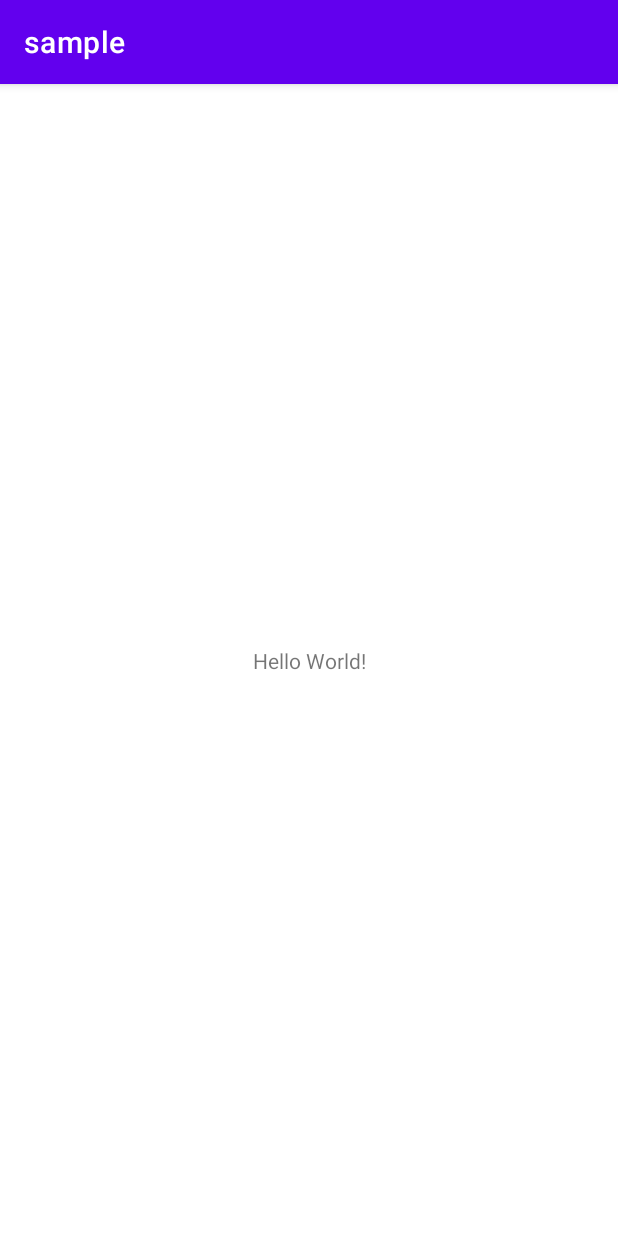
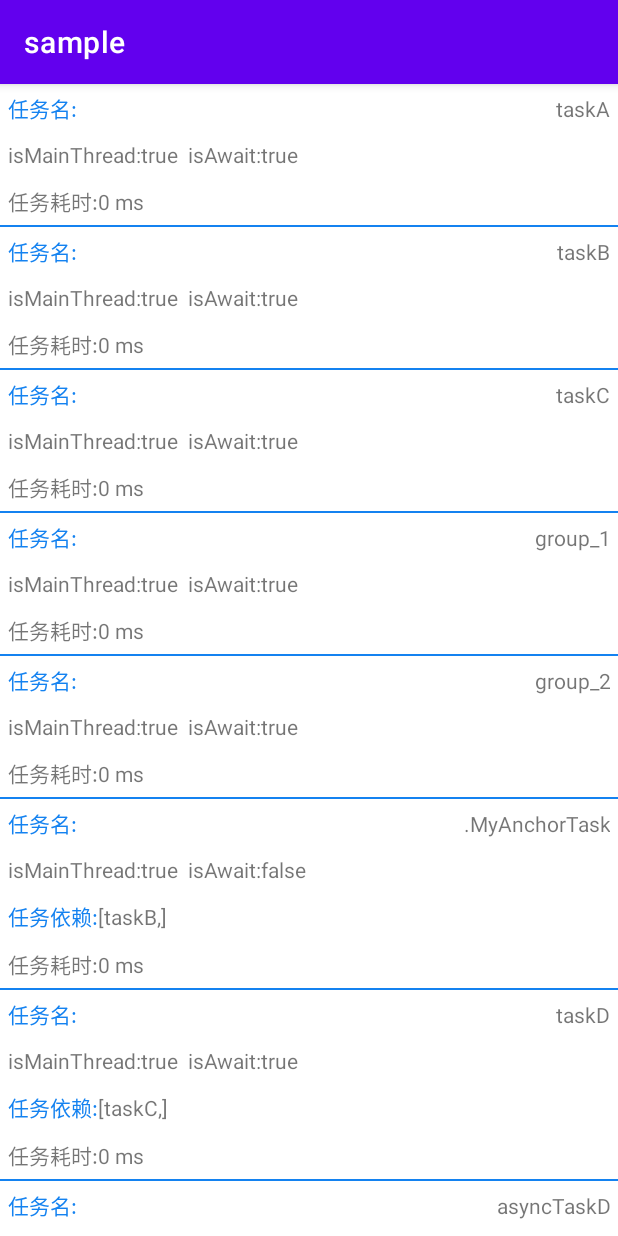
Before and after one commit to Leifzhang/AndroidStartup, an Android app: the screen it shows after launch (MainActivity before the commit, StartupDagActivity after it), on a phone screen of 412 x 824 dp. Run offline under Robolectric (Android 15) with nearby library versions, the phone set to English and light mode, and no system bars; 1 statement that could not run was skipped.

Commit message:
[feat] 增加ui渲染能力

```diff
--- a/build.gradle.kts
+++ b/build.gradle.kts
@@ -8,7 +8,7 @@ buildscript {
     }
     dependencies {
         classpath("com.android.tools.build:gradle:7.0.3")
-        classpath("org.jetbrains.kotlin:kotlin-gradle-plugin:1.6.0-RC2")
+        classpath("org.jetbrains.kotlin:kotlin-gradle-plugin:1.5.30")
         // NOTE: Do not place your application dependencies here; they belong
         // in the individual module build.gradle files
     }
--- a/sample/src/main/kotlin/com/kronos/android/startup/sample/SampleApplication.kt
+++ b/sample/src/main/kotlin/com/kronos/android/startup/sample/SampleApplication.kt
@@ -3,6 +3,7 @@ package com.kronos.android.startup.sample
 import android.app.Application
 import com.kronos.android.startup.sample.task.create
 import com.kronos.lib.startup.StartupConfig
+import com.kronos.startup.dag.startupDagActivity
 
 /**
  *
@@ -14,6 +15,9 @@ class SampleApplication : Application() {
     override fun onCreate() {
         super.onCreate()
         StartupConfig.debugMode = true
+        StartupConfig.onStartupFinishedListener = {
+            startupDagActivity(this)
+        }
         create()
     }
 }
--- a/startup-dag-view/build.gradle
+++ b/startup-dag-view/build.gradle
@@ -22,6 +22,10 @@ android {
             proguardFiles getDefaultProguardFile('proguard-android-optimize.txt'), 'proguard-rules.pro'
         }
     }
+    compileOptions {
+        sourceCompatibility JavaVersion.VERSION_11
+        targetCompatibility JavaVersion.VERSION_11
+    }
     kotlinOptions {
         jvmTarget = '1.8'
     }
--- /dev/null
+++ b/startup-dag-view/src/main/java/com/kronos/startup/dag/DividerItemDecoration.kt
@@ -0,0 +1,159 @@
+package com.kronos.startup.dag
+
+import android.graphics.Canvas
+import android.graphics.Rect
+import android.graphics.drawable.ColorDrawable
+import android.graphics.drawable.Drawable
+import android.view.View
+import android.widget.LinearLayout
+import androidx.annotation.ColorInt
+import androidx.recyclerview.widget.RecyclerView
+import kotlin.math.roundToInt
+
+/**
+ * @Author LiABao
+ * @Since 2021/1/14
+ */
+class DividerItemDecoration @JvmOverloads constructor(orientation: Int = LinearLayout.VERTICAL) : RecyclerView.ItemDecoration() {
+    /**
+     * @return the [Drawable] for this divider.
+     */
+    var drawable: Drawable? = null
+        private set
+    private var isHiddenBottom = true
+
+    fun setHiddenBottom(hiddenBottom: Boolean) {
+        isHiddenBottom = hiddenBottom
+    }
+
+    /**
+     * Current orientation. Either [.HORIZONTAL] or [.VERTICAL].
+     */
+    private var mOrientation = 0
+    private val mBounds = Rect()
+    private var mDividerHeight = 1
+
+    /**
+     * Sets the orientation for this divider. This should be called if
+     * [RecyclerView.LayoutManager] changes orientation.
+     *
+     * @param orientation [.HORIZONTAL] or [.VERTICAL]
+     */
+    fun setOrientation(orientation: Int) {
+        require(!(orientation != HORIZONTAL && orientation != VERTICAL)) { "Invalid orientation. It should be either HORIZONTAL or VERTICAL" }
+        mOrientation = orientation
+    }
+
+    /**
+     * Sets the [Drawable] for this divider.
+     *
+     * @param drawable Drawable that should be used as a divider.
+     */
+    fun setDrawable(drawable: Drawable) {
+        requireNotNull(drawable) { "Drawable cannot be null." }
+        this.drawable = drawable
+    }
+
+    fun setColorDrawable(@ColorInt color: Int, height: Int) {
+        drawable = ColorDrawable(color)
+        drawable?.setBounds(0, 0, 0, height)
+        mDividerHeight = height
+    }
+
+    override fun onDraw(c: Canvas, parent: RecyclerView, state: RecyclerView.State) {
+        if (parent.layoutManager == null || drawable == null) {
+            return
+        }
+        if (mOrientation == VERTICAL) {
+            drawVertical(c, parent, state)
+        } else {
+            drawHorizontal(c, parent, state)
+        }
+    }
+
+    private fun drawVertical(canvas: Canvas, parent: RecyclerView, state: RecyclerView.State) {
+        canvas.save()
+        val left: Int
+        val right: Int
+        if (parent.clipToPadding) {
+            left = parent.paddingLeft
+            right = parent.width - parent.paddingRight
+            canvas.clipRect(left, parent.paddingTop, right,
+                    parent.height - parent.paddingBottom)
+        } else {
+            left = 0
+            right = parent.width
+        }
+        val childCount = parent.childCount
+        val lastPosition = state.itemCount - 1
+        for (i in 0 until childCount) {
+            val child = parent.getChildAt(i)
+            val childRealPosition = parent.getChildAdapterPosition(child)
+            if (childRealPosition < lastPosition || !isHiddenBottom) {
+                parent.getDecoratedBoundsWithMargins(child, mBounds)
+                val bottom = mBounds.bottom + child.translationY.roundToInt()
+                val top = bottom - mDividerHeight
+                drawable?.setBounds(left, top, right, bottom)
+                drawable?.draw(canvas)
+            }
+        }
+        canvas.restore()
+    }
+
+    private fun drawHorizontal(canvas: Canvas, parent: RecyclerView, state: RecyclerView.State) {
+        canvas.save()
+        val top: Int
+        val bottom: Int
+        if (parent.clipToPadding) {
+            top = parent.paddingTop
+            bottom = parent.height - parent.paddingBottom
+            canvas.clipRect(parent.paddingLeft, top,
+                    parent.width - parent.paddingRight, bottom)
+        } else {
+            top = 0
+            bottom = parent.height
+        }
+        val childCount = parent.childCount
+        val lastPosition = state.itemCount - 1
+        for (i in 0 until childCount) {
+            val child = parent.getChildAt(i)
+            val childRealPosition = parent.getChildAdapterPosition(child)
+            if (childRealPosition < lastPosition || !isHiddenBottom) {
+                parent.layoutManager?.getDecoratedBoundsWithMargins(child, mBounds)
+                val right = mBounds.right + child.translationX.roundToInt()
+                val left = right - mDividerHeight
+                drawable?.setBounds(left, top, right, bottom)
+                drawable?.draw(canvas)
+            }
+        }
+        canvas.restore()
+    }
+
+    override fun getItemOffsets(outRect: Rect, view: View, parent: RecyclerView,
+                                state: RecyclerView.State) {
+        if (drawable == null) {
+            outRect[0, 0, 0] = 0
+            return
+        }
+        if (mOrientation == VERTICAL) {
+            outRect[0, 0, 0] = mDividerHeight
+        } else {
+            outRect[0, 0, mDividerHeight] = 0
+        }
+    }
+
+    companion object {
+        const val HORIZONTAL = LinearLayout.HORIZONTAL
+        const val VERTICAL = LinearLayout.VERTICAL
+    }
+
+    /**
+     * Creates a divider [RecyclerView.ItemDecoration] that can be used with a
+     * [LinearLayoutManager].
+     *
+     * @param orientation Divider orientation. Should be [.HORIZONTAL] or [.VERTICAL].
+     */
+    init {
+        setOrientation(orientation)
+    }
+}
--- a/startup-dag-view/src/main/java/com/kronos/startup/dag/StartupDagActivity.kt
+++ b/startup-dag-view/src/main/java/com/kronos/startup/dag/StartupDagActivity.kt
@@ -3,9 +3,14 @@ package com.kronos.startup.dag
 import android.app.Activity
 import android.content.Context
 import android.content.Intent
+import android.graphics.Color
 import android.os.Bundle
 import androidx.appcompat.app.AppCompatActivity
+import androidx.recyclerview.widget.LinearLayoutManager
+import androidx.recyclerview.widget.RecyclerView
 import com.kronos.lib.startup.data.StartupTaskData
+import com.kronos.startup.dag.adapter.DagViewAdapter
+import com.kronos.startup.dag.utils.dpToPx
 
 /**
  *
@@ -17,7 +22,14 @@ class StartupDagActivity : AppCompatActivity(R.layout.startup_activity_dag) {
 
     override fun onCreate(savedInstanceState: Bundle?) {
         super.onCreate(savedInstanceState)
-        val data = intent.getParcelableArrayListExtra<StartupTaskData>(STARTUP_DATA)
+        val data =
+            intent.getParcelableArrayListExtra(STARTUP_DATA) ?: mutableListOf<StartupTaskData>()
+        val recyclerView = findViewById<RecyclerView>(R.id.recyclerView)
+        recyclerView.layoutManager = LinearLayoutManager(this)
+        recyclerView.adapter = DagViewAdapter(data)
+        recyclerView.addItemDecoration(DividerItemDecoration().apply {
+            setColorDrawable(Color.parseColor("#1482f0"), 1.dpToPx())
+        })
     }
 }
 
--- /dev/null
+++ b/startup-dag-view/src/main/java/com/kronos/startup/dag/adapter/DagViewAdapter.kt
@@ -0,0 +1,75 @@
+package com.kronos.startup.dag.adapter
+
+import android.view.LayoutInflater
+import android.view.View
+import android.view.ViewGroup
+import android.widget.LinearLayout
+import android.widget.TextView
+import androidx.recyclerview.widget.RecyclerView
+import com.kronos.lib.startup.data.StartupTaskData
+import com.kronos.startup.dag.R
+import com.kronos.startup.dag.utils.gone
+import com.kronos.startup.dag.utils.visible
+
+/**
+ *
+ *  @Author LiABao
+ *  @Since 2021/11/29
+ *
+ */
+class DagViewAdapter(private val list: MutableList<StartupTaskData>) :
+    RecyclerView.Adapter<DagViewHolder>() {
+    override fun onCreateViewHolder(parent: ViewGroup, viewType: Int): DagViewHolder {
+        return DagViewHolder(
+            LayoutInflater.from(parent.context)
+                .inflate(R.layout.startup_recycler_view_dag, parent, false)
+        )
+    }
+
+    override fun onBindViewHolder(holder: DagViewHolder, position: Int) {
+        holder.bindView(list[position])
+    }
+
+    override fun getItemCount(): Int {
+        return list.size
+    }
+}
+
+class DagViewHolder(view: View) : RecyclerView.ViewHolder(view) {
+
+    private val taskNameTv: TextView = view.findViewById(R.id.taskNameTv)
+    private val messageTv: TextView = view.findViewById(R.id.messageTv)
+    private val dependenciesTv: TextView = view.findViewById(R.id.dependenciesTv)
+    private val durationTv: TextView = view.findViewById(R.id.durationTv)
+    private val dependenciesLayout: LinearLayout = view.findViewById(R.id.dependenciesLayout)
+
+    fun bindView(data: StartupTaskData) {
+        taskNameTv.text = data.taskName?.getSimpleTaskName()
+        messageTv.text = data.message
+        if (data.dependencies.isNotEmpty()) {
+            dependenciesLayout.visible()
+            val stringBuilder = StringBuilder()
+            stringBuilder.append("[")
+            data.dependencies.forEach {
+                stringBuilder.append(it.getSimpleTaskName()).append(",")
+            }
+            stringBuilder.append("]")
+            dependenciesTv.text = stringBuilder.toString()
+        } else {
+            dependenciesLayout.gone()
+        }
+        durationTv.text = getDurationText(data.duration)
+    }
+
+    private fun getDurationText(duration: Long): String {
+        return "任务耗时:${duration} ms"
+    }
+
+    private fun String.getSimpleTaskName(): String {
+        val lastIndex = lastIndexOf(".")
+        if (lastIndex == -1) {
+            return this
+        }
+        return substring(lastIndex)
+    }
+}
--- /dev/null
+++ b/startup-dag-view/src/main/res/layout/startup_recycler_view_dag.xml
@@ -0,0 +1,64 @@
+<?xml version="1.0" encoding="utf-8"?>
+<LinearLayout xmlns:android="http://schemas.android.com/apk/res/android"
+    xmlns:tools="http://schemas.android.com/tools"
+    android:layout_width="match_parent"
+    android:layout_height="wrap_content"
+    android:orientation="vertical">
+
+    <LinearLayout
+        android:layout_width="match_parent"
+        android:layout_height="wrap_content"
+        android:orientation="horizontal"
+        android:padding="5dp">
+
+        <TextView
+            android:layout_width="wrap_content"
+            android:layout_height="wrap_content"
+            android:text="任务名:"
+            android:textColor="#1482f0" />
+
+        <TextView
+            android:id="@+id/taskNameTv"
+            android:layout_width="match_parent"
+            android:layout_height="wrap_content"
+            android:layout_marginLeft="10dp"
+            android:gravity="right"
+            tools:text="12345" />
+    </LinearLayout>
+
+
+    <TextView
+        android:id="@+id/messageTv"
+        android:layout_width="match_parent"
+        android:layout_height="wrap_content"
+        android:padding="5dp"
+        tools:text="12345" />
+
+    <LinearLayout
+        android:id="@+id/dependenciesLayout"
+        android:layout_width="match_parent"
+        android:layout_height="wrap_content"
+        android:orientation="horizontal"
+        android:padding="5dp">
+
+        <TextView
+            android:layout_width="wrap_content"
+            android:layout_height="wrap_content"
+            android:text="任务依赖:"
+            android:textColor="#1482f0" />
+
+        <TextView
+            android:id="@+id/dependenciesTv"
+            android:layout_width="match_parent"
+            android:layout_height="wrap_content"
+            tools:text="12345" />
+    </LinearLayout>
+
+    <TextView
+        android:id="@+id/durationTv"
+        android:layout_width="match_parent"
+        android:layout_height="wrap_content"
+        android:padding="5dp"
+        tools:text="12345" />
+
+</LinearLayout>
--- a/startup/src/main/java/com/kronos/lib/startup/StartupTaskManager.kt
+++ b/startup/src/main/java/com/kronos/lib/startup/StartupTaskManager.kt
@@ -55,6 +55,8 @@ internal class StartupTaskManager(executor: Executor? = null) {
             KLogger.e(TAG, e.toString())
         }
     }
+
+
 
 
     /**
--- a/startup/src/main/java/com/kronos/lib/startup/data/StartupTaskData.kt
+++ b/startup/src/main/java/com/kronos/lib/startup/data/StartupTaskData.kt
@@ -22,6 +22,8 @@ data class StartupTaskData(
     fun taskFinish() {
         duration = SystemClock.elapsedRealtime() - taskStart
     }
+
+
 
     constructor(parcel: Parcel) : this(
         parcel.readString(),
```
Also changed, not shown: sample/build.gradle (+7 -0 lines), startup-dag-view/src/main/java/com/kronos/startup/dag/utils/DimenUtils.kt (added, +88 -0 lines), startup/build.gradle (+7 -0 lines).
